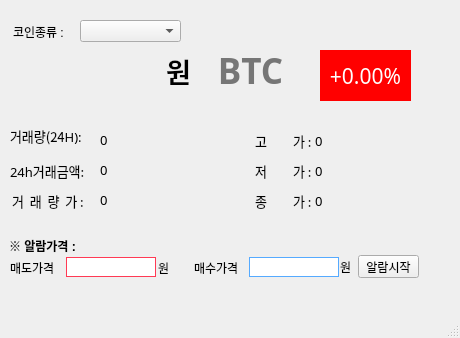
Qt form ui/upbitinfo.ui (Hamburger240329/my-upbitApiTest-20240408) before a commit.
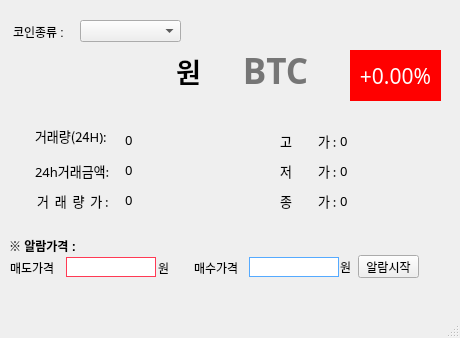
The same form after that commit.

Commit message: 콤보박스 업데이트 콤보박스 클릭시 기존 데이터 없어짐과 동시에 새 데이터 불러오기 + while True 의 무한루프 변경

The edit to the form file:
```diff
--- a/ui/upbitinfo.ui
+++ b/ui/upbitinfo.ui
@@ -19,7 +19,7 @@
      <rect>
       <x>10</x>
       <y>40</y>
-      <width>181</width>
+      <width>191</width>
       <height>61</height>
      </rect>
     </property>
@@ -41,7 +41,7 @@
    <widget class="QLabel" name="change_rate">
     <property name="geometry">
      <rect>
-      <x>320</x>
+      <x>350</x>
       <y>50</y>
       <width>91</width>
       <height>51</height>
@@ -69,7 +69,7 @@
    <widget class="QLabel" name="label_18">
     <property name="geometry">
      <rect>
-      <x>10</x>
+      <x>35</x>
       <y>120</y>
       <width>81</width>
       <height>31</height>
@@ -90,7 +90,7 @@
    <widget class="QLabel" name="trade_volume_24h">
     <property name="geometry">
      <rect>
-      <x>100</x>
+      <x>125</x>
       <y>130</y>
       <width>140</width>
       <height>20</height>
@@ -114,7 +114,7 @@
    <widget class="QLabel" name="label_21">
     <property name="geometry">
      <rect>
-      <x>10</x>
+      <x>35</x>
       <y>160</y>
       <width>81</width>
       <height>21</height>
@@ -135,7 +135,7 @@
    <widget class="QLabel" name="trade_price_24h">
     <property name="geometry">
      <rect>
-      <x>100</x>
+      <x>125</x>
       <y>160</y>
       <width>140</width>
       <height>20</height>
@@ -159,7 +159,7 @@
    <widget class="QLabel" name="label_14">
     <property name="geometry">
      <rect>
-      <x>12</x>
+      <x>37</x>
       <y>190</y>
       <width>81</width>
       <height>21</height>
@@ -180,7 +180,7 @@
    <widget class="QLabel" name="trade_volume">
     <property name="geometry">
      <rect>
-      <x>100</x>
+      <x>125</x>
       <y>190</y>
       <width>140</width>
       <height>20</height>
@@ -204,7 +204,7 @@
    <widget class="QLabel" name="label_6">
     <property name="geometry">
      <rect>
-      <x>255</x>
+      <x>280</x>
       <y>130</y>
       <width>61</width>
       <height>21</height>
@@ -225,7 +225,7 @@
    <widget class="QLabel" name="high_price">
     <property name="geometry">
      <rect>
-      <x>315</x>
+      <x>340</x>
       <y>130</y>
       <width>101</width>
       <height>21</height>
@@ -249,7 +249,7 @@
    <widget class="QLabel" name="label_13">
     <property name="geometry">
      <rect>
-      <x>255</x>
+      <x>280</x>
       <y>190</y>
       <width>61</width>
       <height>21</height>
@@ -270,7 +270,7 @@
    <widget class="QLabel" name="low_price">
     <property name="geometry">
      <rect>
-      <x>315</x>
+      <x>340</x>
       <y>160</y>
       <width>101</width>
       <height>21</height>
@@ -294,7 +294,7 @@
    <widget class="QLabel" name="closing_price">
     <property name="geometry">
      <rect>
-      <x>315</x>
+      <x>340</x>
       <y>190</y>
       <width>101</width>
       <height>21</height>
@@ -318,7 +318,7 @@
    <widget class="QLabel" name="label_9">
     <property name="geometry">
      <rect>
-      <x>255</x>
+      <x>280</x>
       <y>160</y>
       <width>61</width>
       <height>21</height>
@@ -339,9 +339,9 @@
    <widget class="QLabel" name="trade_price_2">
     <property name="geometry">
      <rect>
-      <x>200</x>
+      <x>210</x>
       <y>40</y>
-      <width>101</width>
+      <width>131</width>
       <height>61</height>
      </rect>
     </property>
```
Left out of the diff: 2 changed lines with no effect on the pictures. The commit also changes 1 other file.
